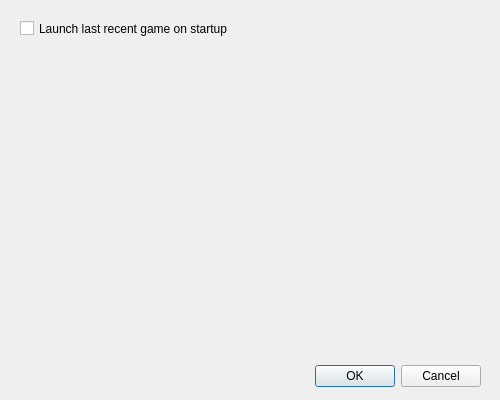
Qt form tools/Emulator/Emulator/settings.ui (stepanp/luna2d) before a commit.
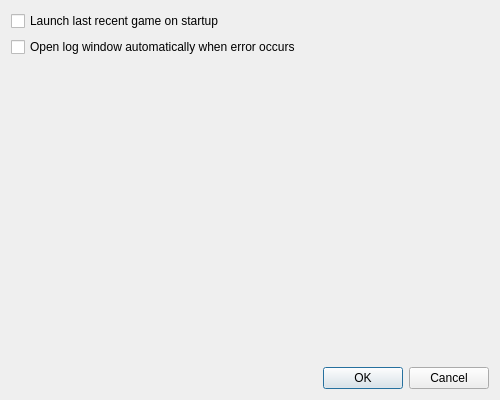
The same form after that commit.

Commit message: [Emulator] Log window

What changed in the file:
```diff
--- a/tools/Emulator/Emulator/settings.ui
+++ b/tools/Emulator/Emulator/settings.ui
@@ -34,15 +34,29 @@
   <property name="windowTitle">
    <string>Settings</string>
   </property>
+  <layout class="QGridLayout" name="gridLayout">
+   <item row="2" column="1">
+    <spacer name="verticalSpacer">
+     <property name="orientation">
+      <enum>Qt::Vertical</enum>
+     </property>
+     <property name="sizeHint" stdset="0">
+      <size>
+       <width>20</width>
+       <height>40</height>
+      </size>
+     </property>
+    </spacer>
+   </item>
+   <item row="0" column="0" colspan="2">
+    <widget class="QCheckBox" name="openLastGame">
+     <property name="text">
+      <string>Launch last recent game on startup</string>
+     </property>
+    </widget>
+   </item>
+   <item row="3" column="1">
   <widget class="QDialogButtonBox" name="buttonBox">
-   <property name="geometry">
-    <rect>
-     <x>140</x>
-     <y>360</y>
-     <width>341</width>
-     <height>32</height>
-    </rect>
-   </property>
    <property name="orientation">
     <enum>Qt::Horizontal</enum>
    </property>
@@ -50,19 +64,15 @@
     <set>QDialogButtonBox::Cancel|QDialogButtonBox::Ok</set>
    </property>
   </widget>
-  <widget class="QCheckBox" name="openLastGame">
-   <property name="geometry">
-    <rect>
-     <x>20</x>
-     <y>20</y>
-     <width>221</width>
-     <height>17</height>
-    </rect>
-   </property>
+   </item>
+   <item row="1" column="0" colspan="2">
+    <widget class="QCheckBox" name="checkBox">
    <property name="text">
-    <string>Launch last recent game on startup</string>
-   </property>
-  </widget>
+      <string>Open log window automatically when error occurs</string>
+     </property>
+    </widget>
+   </item>
+  </layout>
  </widget>
  <resources/>
  <connections>
```
Lines whose indentation alone changed are shown as unchanged. The commit also changes 10 other files.
